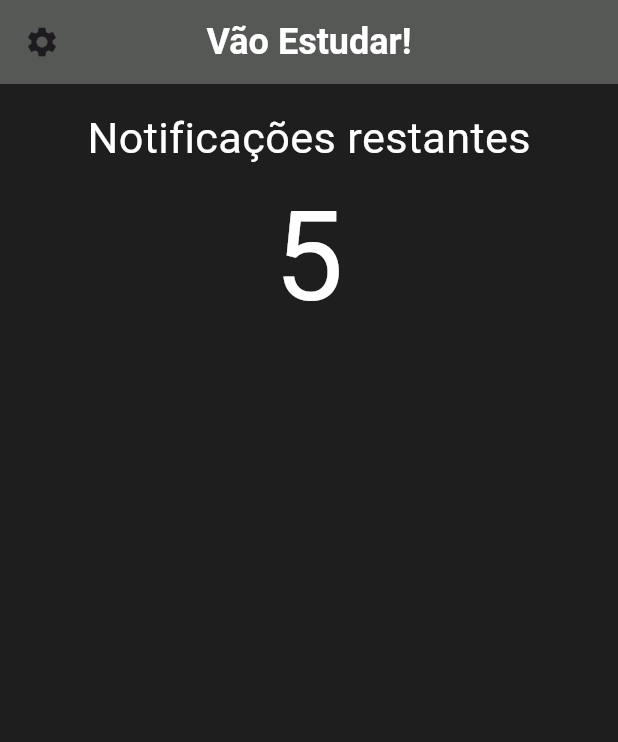
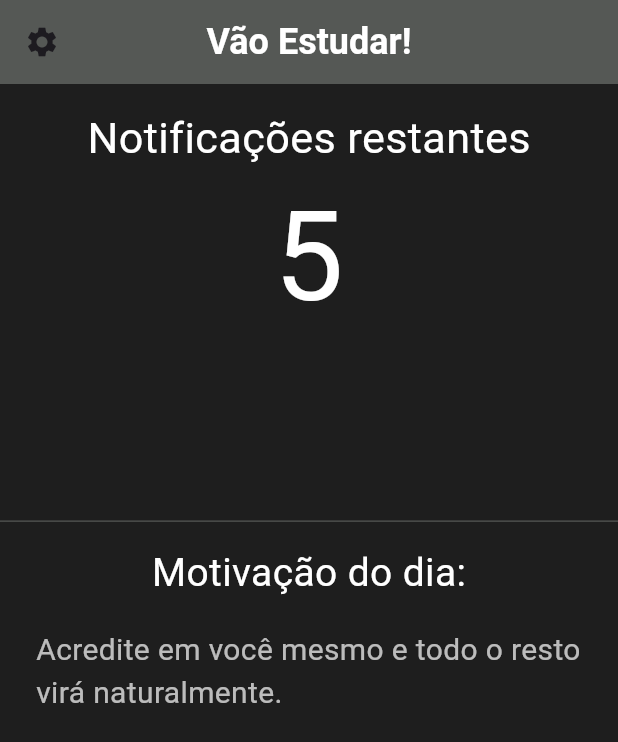
Before and after one commit to lucasbennertz/app_studometro, a Flutter app: the screen it shows after launch, on a phone screen of 412 x 824 dp. Shown: the top 742 px of the screen. Run offline on Flutter 3.47's test engine with Material 3 defaults, Android fonts, the light colour scheme and no system bars.

Commit message:
leitura de json

```diff
--- a/lib/app/screens/main_screen.dart
+++ b/lib/app/screens/main_screen.dart
@@ -1,6 +1,8 @@
 import 'package:flutter/material.dart';
+import 'package:vao_estudar/app/screens/widgets/motivation_widget.dart';
 import 'package:vao_estudar/app/screens/widgets/my_app_bar.dart';
 import 'package:vao_estudar/app/screens/widgets/notification_widget.dart';
+
 class MainScreen extends StatelessWidget {
   const MainScreen({super.key});
 
@@ -11,7 +13,14 @@ class MainScreen extends StatelessWidget {
       appBar: MyAppBar(),
       body: Column(
         children: [
-          NotificationWidget()
+          NotificationWidget(),
+          SizedBox(height: 100),
+          Container(
+            color: Color(0xFF555855),
+            width: double.infinity,
+            height: MediaQuery.of(context).size.height * 0.001,
+          ),
+          MotivationWidget()
         ],
       )
       );
--- /dev/null
+++ b/lib/app/screens/widgets/motivation_widget.dart
@@ -0,0 +1,73 @@
+import 'dart:convert';
+import 'dart:io';
+import 'dart:nativewrappers/_internal/vm/lib/math_patch.dart';
+
+import 'package:flutter/material.dart';
+
+class MotivationWidget extends StatelessWidget {
+  const MotivationWidget({super.key});
+
+  @override
+  Widget build(BuildContext context) {
+    return Container(
+      padding: EdgeInsets.all(16.0),
+      child: Column(
+        children: [
+          Center(
+            child: Text(
+              'Motivação do dia:',
+              style: TextStyle(
+                color: Colors.white,
+                fontSize: 26.0,
+              ),
+            ),
+          ),
+          SizedBox(height: 10),
+          Padding(
+            padding: const EdgeInsets.all(8.0),
+            child: Center(
+              child: Text(
+                'Acredite em você mesmo e todo o resto virá naturalmente.',
+                style: TextStyle(
+                  color: Colors.white70,
+                  fontSize: 20.0,
+
+                ),
+              ),
+            ),
+          ),
+        ],
+      ),
+    );
+  }
+
+  Future<String> _loadJsonFromFile() async{
+    String path = ".../utils/motivacoes.json";
+    try {
+       final file = File(path);
+       if (await file.exists()) {
+         return await file.readAsString();
+       } else {
+         print('Arquivo não encontrado: $path');
+         return ''; // Ou lance uma exceção
+       }
+     } catch (e) {
+       print('Erro ao ler o arquivo: $e');
+       return ''; // Ou lance uma exceção
+     }
+  }
+
+  Future<Map<String, dynamic>> readJson() async {
+     final jsonString = await _loadJsonFromFile();
+     if (jsonString.isNotEmpty) {
+       try {
+         return jsonDecode(jsonString) as Map<String, dynamic>;
+       } catch (e) {
+         print('Erro ao decodificar JSON: $e');
+         return {}; // Ou lance uma exceção
+       }
+     } else {
+       return {}; // Ou lance uma exceção
+     }
+   }
+}
--- /dev/null
+++ b/lib/app/utils/motivacoes.json
@@ -0,0 +1,6 @@
+{
+    "motivacoes" : [
+        "seja você mesmo e todos te adorarão",
+        "batata ajuda na sua felicidade"
+    ]
+}
```
